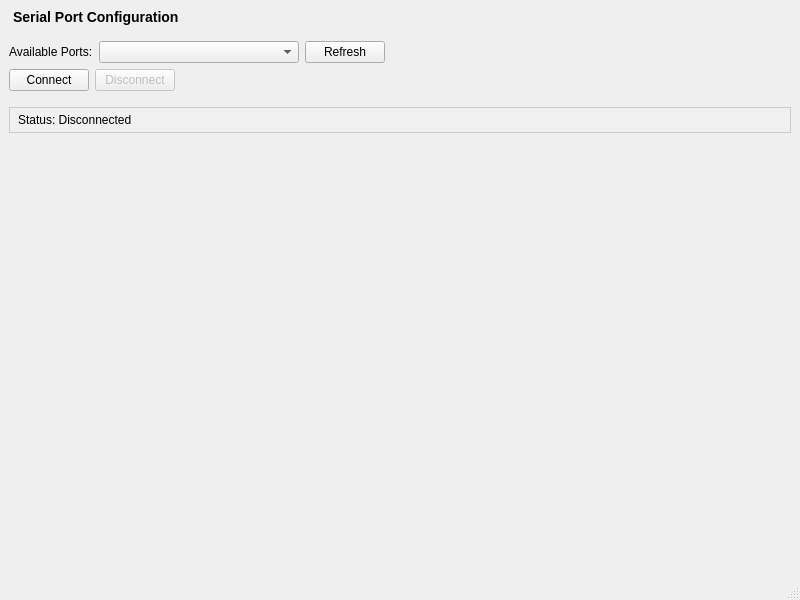
This is mainwindow.ui in vicenteramirezp/Risc-V-Testing-app as Qt 5 draws it before an edit. The edited form follows.
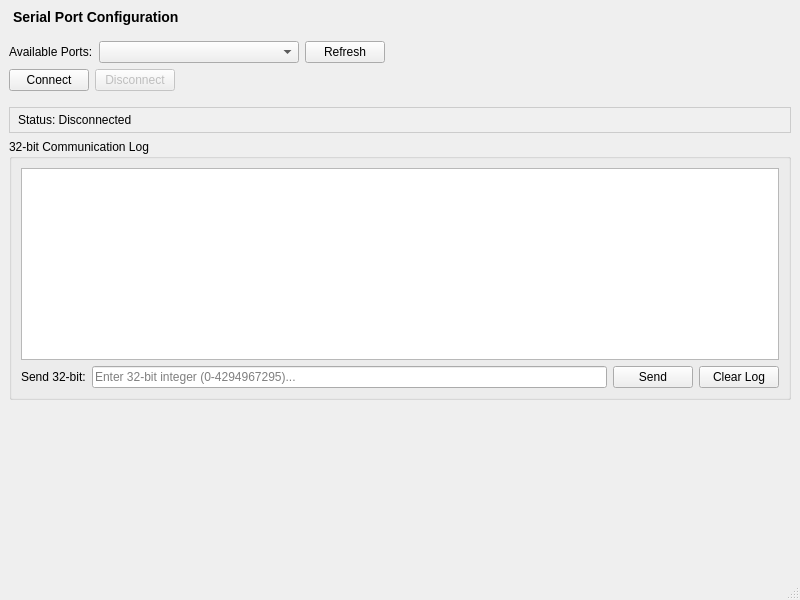
This is the edited form.

Commit message: Added rudimentary communication method

Diff of the .ui file:
```diff
--- a/mainwindow.ui
+++ b/mainwindow.ui
@@ -128,6 +128,60 @@
       </property>
      </widget>
     </item>
+    <item>
+     <widget class="QGroupBox" name="communicationGroupBox">
+      <property name="title">
+       <string>32-bit Communication Log</string>
+      </property>
+      <layout class="QVBoxLayout" name="verticalLayout_2">
+       <item>
+        <widget class="QTextEdit" name="logTextEdit">
+         <property name="maximumSize">
+          <size>
+           <width>16777215</width>
+           <height>300</height>
+          </size>
+         </property>
+         <property name="readOnly">
+          <bool>true</bool>
+         </property>
+        </widget>
+       </item>
+       <item>
+        <layout class="QHBoxLayout" name="sendLayout">
+         <item>
+          <widget class="QLabel" name="sendLabel">
+           <property name="text">
+            <string>Send 32-bit:</string>
+           </property>
+          </widget>
+         </item>
+         <item>
+          <widget class="QLineEdit" name="sendLineEdit">
+           <property name="placeholderText">
+            <string>Enter 32-bit integer (0-4294967295)...</string>
+           </property>
+          </widget>
+         </item>
+         <item>
+          <widget class="QPushButton" name="sendButton">
+           <property name="text">
+            <string>Send</string>
+           </property>
+          </widget>
+         </item>
+         <item>
+          <widget class="QPushButton" name="clearLogButton">
+           <property name="text">
+            <string>Clear Log</string>
+           </property>
+          </widget>
+         </item>
+        </layout>
+       </item>
+      </layout>
+     </widget>
+    </item>
     <item>
      <spacer name="verticalSpacer">
       <property name="orientation">
```
The commit also changes 5 other files.
